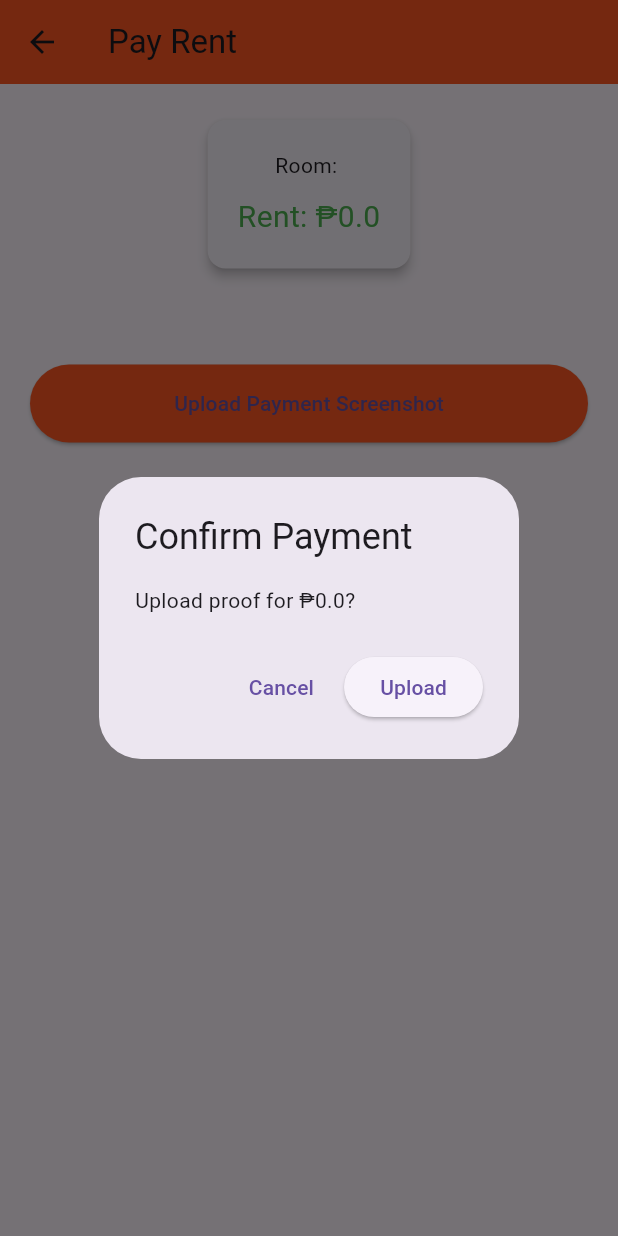
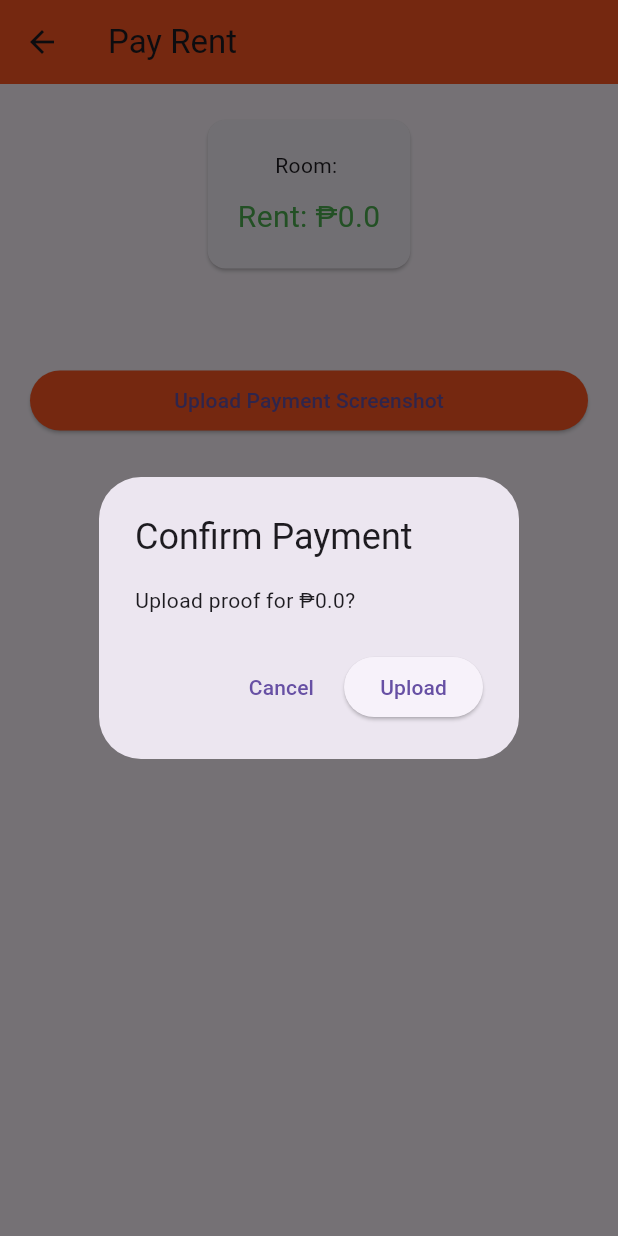
Before and after one commit to prngc14/rentpay_app, a Flutter app: the PaymentScreen screen opened directly, after a tap on "Upload Payment Screenshot", on a phone screen of 412 x 824 dp. Run offline on Flutter 3.47's test engine with Material 3 defaults, Android fonts, the phone set to English and light mode, and no system bars; our stand-ins replace cloud_firestore, firebase_auth, firebase_core, image_picker; accounts and stored records are empty.

Commit message:
remove M status

```diff
--- a/lib/screens/tenant/payment_screen.dart
+++ b/lib/screens/tenant/payment_screen.dart
@@ -53,8 +53,10 @@ class _PaymentScreenState extends State<PaymentScreen> {
         return;
       }
 
-      ownerId = userDoc["ownerId"] ?? "";
-      room = userDoc["room"] ?? "";
+      final userData = userDoc.data();
+
+      ownerId = userData?["ownerId"] ?? "";
+      room = userData?["room"] ?? "";
 
       if (ownerId.isEmpty || room.isEmpty) {
         setState(() => loading = false);
@@ -70,18 +72,19 @@ class _PaymentScreenState extends State<PaymentScreen> {
           .get();
 
       if (roomQuery.docs.isNotEmpty) {
-        rent = (roomQuery.docs.first["monthlyRent"] ?? 0).toDouble();
+        rent = (roomQuery.docs.first.data()["monthlyRent"] ?? 0).toDouble();
       }
 
-      // 🔥 GET OWNER QR
+      // 🔥 GET OWNER QR (FIXED)
       var ownerDoc = await FirebaseFirestore.instance
           .collection("users")
           .doc(ownerId)
           .get();
 
       if (ownerDoc.exists) {
-        gcashQR = ownerDoc["gcashQR"];
-        mayaQR = ownerDoc["mayaQR"];
+        final data = ownerDoc.data();
+        gcashQR = data?["gcashQr"]; // ✅ FIXED
+        mayaQR = data?["paymayaQr"]; // ✅ FIXED
       }
 
       setState(() => loading = false);
@@ -108,7 +111,7 @@ class _PaymentScreenState extends State<PaymentScreen> {
   }
 
   // ===============================
-  // UPLOAD PAYMENT (CLOUDINARY)
+  // UPLOAD PAYMENT
   // ===============================
   Future<void> uploadAndSubmitPayment() async {
     try {
@@ -129,9 +132,9 @@ class _PaymentScreenState extends State<PaymentScreen> {
         throw Exception("Cloudinary upload failed");
       }
 
-      // ✅ Save to Firestore
+      // ✅ FIXED SUBMIT PAYMENT
       await firestore.submitPayment(
-        user.uid,
+        user.uid, // tenantId
         ownerId,
         room,
         rent,
@@ -194,11 +197,7 @@ class _PaymentScreenState extends State<PaymentScreen> {
               padding: const EdgeInsets.all(20),
               child: Column(
                 children: [
-                  // RENT CARD
                   Card(
-                    shape: RoundedRectangleBorder(
-                        borderRadius: BorderRadius.circular(12)),
-                    elevation: 3,
                     child: Padding(
                       padding: const EdgeInsets.all(20),
                       child: Column(
@@ -216,46 +215,34 @@ class _PaymentScreenState extends State<PaymentScreen> {
                       ),
                     ),
                   ),
-
                   const SizedBox(height: 30),
-
-                  // 🔵 GCASH QR
                   if (gcashQR != null && gcashQR!.isNotEmpty)
                     Column(
                       children: [
-                        const Text("GCash", style: TextStyle(fontSize: 18)),
-                        const SizedBox(height: 10),
+                        const Text("GCash"),
                         GestureDetector(
                           onTap: () => showFullImage(gcashQR!),
                           child: Image.network(gcashQR!, height: 200),
                         ),
-                        const SizedBox(height: 20),
                       ],
                     ),
-
-                  // 🟢 MAYA QR
                   if (mayaQR != null && mayaQR!.isNotEmpty)
                     Column(
                       children: [
-                        const Text("Maya", style: TextStyle(fontSize: 18)),
-                        const SizedBox(height: 10),
+                        const Text("Maya"),
                         GestureDetector(
                           onTap: () => showFullImage(mayaQR!),
                           child: Image.network(mayaQR!, height: 200),
                         ),
                       ],
                     ),
-
                   const SizedBox(height: 30),
-
-                  // UPLOAD BUTTON
                   SizedBox(
                     width: double.infinity,
                     child: ElevatedButton(
                       onPressed: uploading ? null : confirmPayment,
                       style: ElevatedButton.styleFrom(
                         backgroundColor: Colors.deepOrange,
-                        padding: const EdgeInsets.all(16),
                       ),
                       child: uploading
                           ? const CircularProgressIndicator(color: Colors.white)
```
